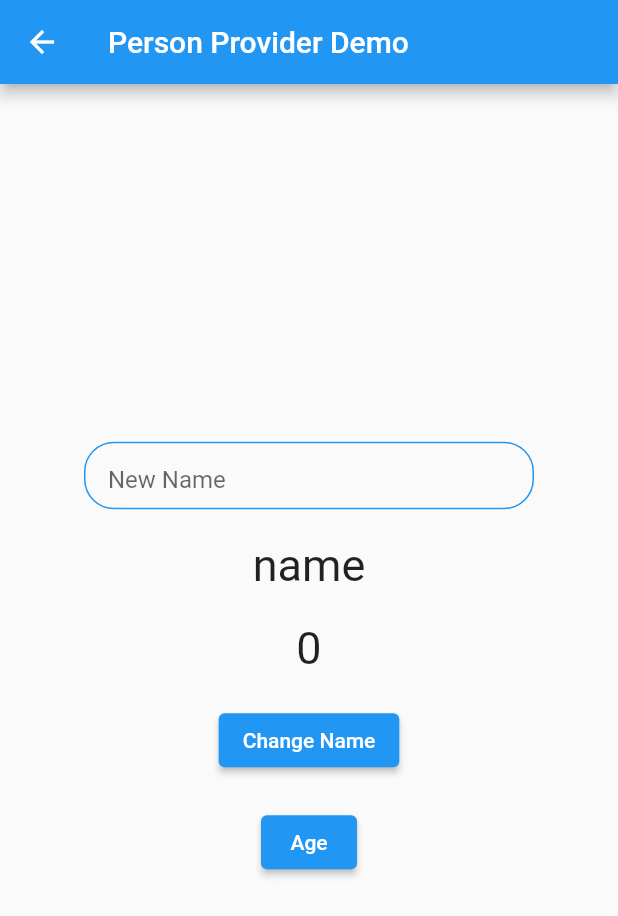
After one commit to ahmadfatihin/riverpod_flutter_example, a Flutter app: the screen it shows after launch, after a tap on "Go to Form Page", on a phone screen of 412 x 824 dp. The commit adds this screen. Shown: the top 916 px of the screen. Run offline on Flutter 3.47's test engine with Material 2 defaults, Android fonts, the phone set to English and light mode, and no system bars; our stand-ins replace flutter_riverpod, google_fonts.

Commit message:
feat: add form page

```diff
--- a/lib/module/counter/counter_provider.dart
+++ b/lib/module/counter/counter_provider.dart
@@ -1,5 +1,6 @@
 import 'package:flutter_riverpod/flutter_riverpod.dart';
 
+///StateProvider Example
 final counterProvider = StateProvider.autoDispose<int>((ref) {
   return 0;
 });
--- /dev/null
+++ b/lib/module/form/form_name_page.dart
@@ -0,0 +1,58 @@
+import 'package:flutter/material.dart';
+
+class FormNamePage extends StatelessWidget {
+  FormNamePage({Key? key}) : super(key: key);
+
+  final TextEditingController controller = TextEditingController();
+
+  @override
+  Widget build(BuildContext context) {
+    return Scaffold(
+      appBar: AppBar(
+        title: const Text('Person Provider Demo'),
+      ),
+      body: Center(
+        child: Column(
+          mainAxisAlignment: MainAxisAlignment.center,
+          children: [
+            Container(
+              height: 45,
+              width: 300,
+              padding: const EdgeInsets.symmetric(horizontal: 15),
+              decoration: BoxDecoration(
+                  borderRadius: BorderRadius.circular(20),
+                  border: Border.all(color: Colors.blue)),
+              child: TextField(
+                controller: controller,
+                decoration: const InputDecoration(
+                    border: InputBorder.none, hintText: 'New Name'),
+              ),
+            ),
+            const SizedBox(
+              height: 20,
+            ),
+            const Text(
+              'name',
+              style: TextStyle(fontSize: 30),
+            ),
+            const SizedBox(
+              height: 20,
+            ),
+            const Text(
+              '0',
+              style: TextStyle(fontSize: 30),
+            ),
+            const SizedBox(
+              height: 20,
+            ),
+            ElevatedButton(onPressed: () {}, child: const Text('Change Name')),
+            const SizedBox(
+              height: 20,
+            ),
+            ElevatedButton(onPressed: () {}, child: const Text('Age')),
+          ],
+        ),
+      ),
+    );
+  }
+}
--- a/lib/module/home/home_providers.dart
+++ b/lib/module/home/home_providers.dart
@@ -1,5 +1,6 @@
 import 'package:flutter_riverpod/flutter_riverpod.dart';
 
+///Provider Example
 final nameProvider = Provider<String>((ref) {
   return 'Johny Kim';
 });
--- a/lib/module/home/main_page.dart
+++ b/lib/module/home/main_page.dart
@@ -2,6 +2,7 @@ import 'package:flutter/material.dart';
 import 'package:flutter_riverpod/flutter_riverpod.dart';
 import 'package:google_fonts/google_fonts.dart';
 import 'package:riverpod_demo/module/counter/counter_page.dart';
+import 'package:riverpod_demo/module/form/form_name_page.dart';
 import 'package:riverpod_demo/module/home/home_providers.dart';
 import 'package:riverpod_demo/module/home/second_page.dart';
 
@@ -30,7 +31,25 @@ class MainPage extends ConsumerWidget {
                         builder: (context) => const CounterPage(),
                       ));
                 },
-                child: const Text('Go to Counter Page'))
+                child: const Text('Go to Counter Page')),
+            ElevatedButton(
+                onPressed: () {
+                  Navigator.push(
+                      context,
+                      MaterialPageRoute(
+                        builder: (context) => FormNamePage(),
+                      ));
+                },
+                child: const Text('Go to Form Page')),
+            ElevatedButton(
+                onPressed: () {
+                  Navigator.push(
+                      context,
+                      MaterialPageRoute(
+                        builder: (context) => const SecondPage(),
+                      ));
+                },
+                child: const Text('Go to Second Page'))
           ],
         ),
       ),
--- a/lib/module/home/second_page.dart
+++ b/lib/module/home/second_page.dart
@@ -1,7 +1,7 @@
 import 'package:flutter/material.dart';
 import 'package:flutter_riverpod/flutter_riverpod.dart';
 import 'package:google_fonts/google_fonts.dart';
-import 'package:riverpod_demo/providers.dart';
+import 'package:riverpod_demo/module/home/home_providers.dart';
 
 class SecondPage extends ConsumerStatefulWidget {
   const SecondPage({Key? key}) : super(key: key);
```
